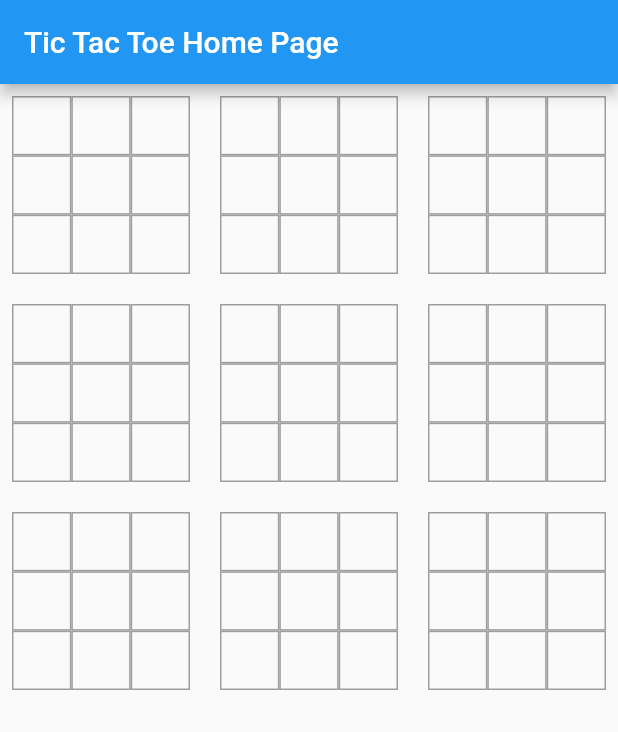
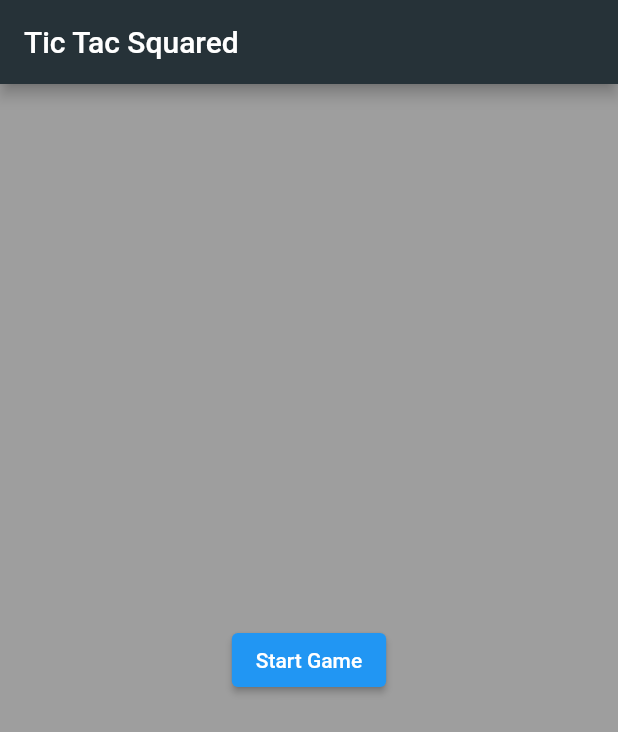
Before and after one commit to Hershey49/tt_squared, a Flutter app: the screen it shows after launch, on a phone screen of 412 x 824 dp. Shown: the top 732 px of the screen. Run offline on Flutter 3.47's test engine with Material 2 defaults, Android fonts, the light colour scheme and no system bars.

Commit message:
Created the Home Start Page with simple buttons

```diff
--- a/lib/main.dart
+++ b/lib/main.dart
@@ -9,26 +9,59 @@ class MyApp extends StatelessWidget {
   @override
   Widget build(BuildContext context) {
     return MaterialApp(
-      title: 'Tic Tac Toe',
+      title: 'Tic Tac Squared',
       theme: ThemeData(
         primarySwatch: Colors.blue,
       ),
-      home: MyHomePage(title: 'Tic Tac Toe Home Page'),
+      home: HomePage(title: 'Tic Tac Squared'),
       debugShowCheckedModeBanner: false,
     );
   }
 }
 
-class MyHomePage extends StatefulWidget {
-  const MyHomePage({Key? key, required this.title}) : super(key: key);
+class HomePage extends StatefulWidget {
+  final String title;
+
+  const HomePage({Key? key, required this.title}) : super(key: key);
+
+  @override
+  _HomePageState createState() => _HomePageState();
+}
+
+class _HomePageState extends State<HomePage> {
+  @override
+  Widget build(BuildContext context) {
+    return Scaffold(
+      backgroundColor: Colors.grey,
+      appBar: AppBar(
+        title: Text(widget.title),
+        backgroundColor: Colors.blueGrey[900],
+      ),
+      body: Center(
+        child: ElevatedButton(
+          child: Text('Start Game'),
+          onPressed: () {
+            Navigator.push(
+              context,
+              MaterialPageRoute(builder: (context) => MyGamePage(title: 'Tic Tac Toe Game Page')),
+            );
+          },
+        ),
+      ),
+    );
+  }
+}
+
+class MyGamePage extends StatefulWidget {
+  const MyGamePage({Key? key, required this.title}) : super(key: key);
 
   final String title;
 
   @override
-  _MyHomePageState createState() => _MyHomePageState();
+  _MyGamePageState createState() => _MyGamePageState();
 }
 
-class _MyHomePageState extends State<MyHomePage> {
+class _MyGamePageState extends State<MyGamePage> {
 
 bool playerOne = true;
 List<List<String>> displayPiece = List.generate(9, (_) => List.filled(9, ""));
```
